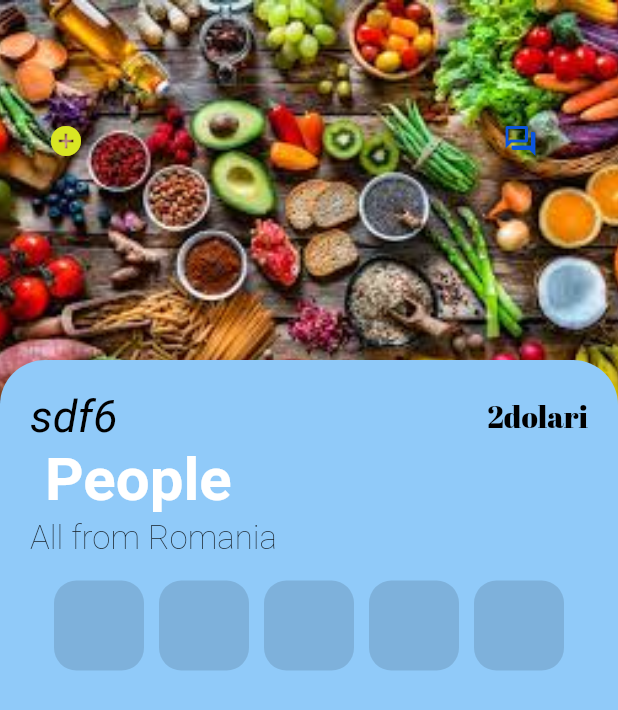
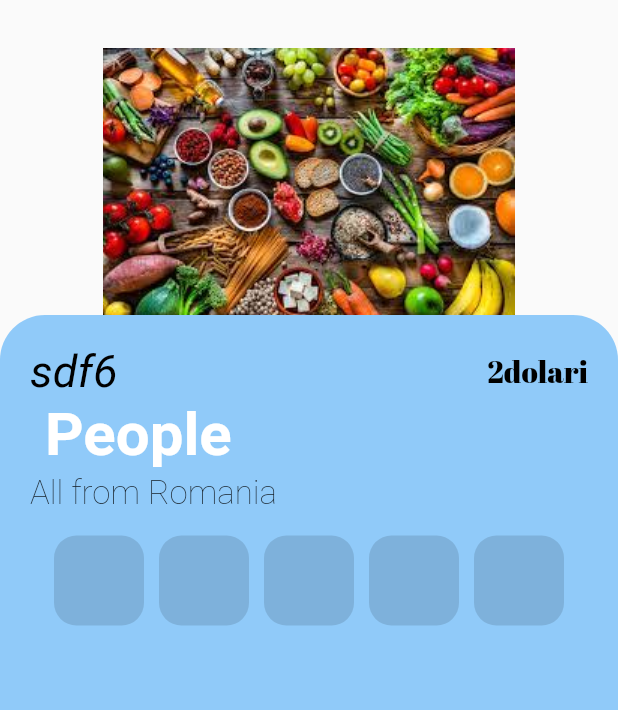
Before and after one commit to mobileapp234/Atestat, a Flutter app: the ManuPage screen opened directly, on a phone screen of 412 x 824 dp. Shown: the top 710 px of the screen. Run offline on Flutter 3.47's test engine with Material 2 defaults, Android fonts, the phone set to English and light mode, and no system bars; our stand-ins replace auto_size_text, curved_navigation_bar, firebase_core, google_fonts; accounts and stored records are empty; Roboto replaces fonts that are missing (Actor).

Commit message:
Menu widget+carusel

```diff
--- a/lib/Globals_Variables.dart
+++ b/lib/Globals_Variables.dart
@@ -1,3 +1,6 @@
 library Categorie;
 
-int categorie = 0;
+import 'package:flutter/foundation.dart';
+
+final ValueNotifier<int> categorie = ValueNotifier<int>(0);
+//int categorie = 0;
--- a/lib/MainPages/main_page.dart
+++ b/lib/MainPages/main_page.dart
@@ -33,8 +33,7 @@ class _MainPageState extends State<MainPage> {
       bottomNavigationBar: CurvedNavigationBar(
         height: 60,
         onTap: apasare,
-        backgroundColor:
-            curentIndex == 1 ? Colors.lightBlue.shade200 : Colors.white,
+        backgroundColor: curentIndex == 1 ? Colors.transparent : Colors.white,
         color: curentIndex == 0
             ? Colors.orange.shade400
             : curentIndex == 1
--- a/lib/MainPages/menu_page.dart
+++ b/lib/MainPages/menu_page.dart
@@ -1,5 +1,6 @@
 import 'package:flutter/material.dart';
 import 'package:google_fonts/google_fonts.dart';
+import 'package:mobile_app/Widgets/home_slider.dart';
 
 class ManuPage extends StatefulWidget {
   const ManuPage({super.key});
@@ -10,46 +11,59 @@ class ManuPage extends StatefulWidget {
 
 class ManuPageState extends State<ManuPage> {
   @override
+  final PageController _pageController = PageController();
   Widget build(BuildContext context) {
     return Scaffold(
-      body: SizedBox(
-          width: double.maxFinite,
-          height: double.maxFinite,
-          child: Stack(children: [
+      body: ListView(children: [
+        Column(
+          children: [
+            Stack(children: [
               Positioned(
                   child: Container(
-                  width: double.maxFinite,
-                  height: 300,
-                  decoration: const BoxDecoration(
-                      image: DecorationImage(
-                          image: AssetImage("assets/images/download.jpg"),
-                          fit: BoxFit.cover))),
-            ),
-            Positioned(
-                left: 20,
-                top: 70,
-                child: Row(
-                  children: [
-                    IconButton(
-                      onPressed: () {},
-                      icon: const Icon(Icons.add_circle),
-                      color: const Color.fromARGB(255, 217, 230, 35),
-                    ),
-
-                    //  Expanded(child: Container()),
-                    const SizedBox(width: 255),
-                    IconButton(
-                        onPressed: () {},
-                        color: const Color.fromARGB(255, 12, 85, 222),
-                        icon: const Icon(Icons.question_answer_outlined)),
-                  ],
+                width: MediaQuery.of(context).size.width * 1,
+                height: MediaQuery.of(context).size.height * 1.5,
               )),
               Positioned(
-                top: 240,
+                  child: Container(
+                width: MediaQuery.of(context).size.width * 1,
+                height: MediaQuery.of(context).size.height * 0.3,
+                child: PageView(
+                  controller: _pageController,
+                  scrollDirection: Axis.horizontal,
+                  children: [
+                    Container(
+                      width: MediaQuery.of(context).size.width * 1,
+                      height: MediaQuery.of(context).size.height * 0.6,
+                      decoration: BoxDecoration(
+                          image: DecorationImage(
+                              image: AssetImage("assets/images/download.jpg"))),
+                    ),
+                    Container(
+                      width: MediaQuery.of(context).size.width * 0.8,
+                      height: MediaQuery.of(context).size.height * 0.6,
+                      decoration: BoxDecoration(
+                          image: DecorationImage(
+                              image: AssetImage(
+                                  "assets/images/Catalog-Kaufland-6-mai-12-mai-2020.jpg"))),
+                    ),
+                    Container(
+                      width: MediaQuery.of(context).size.width * 0.8,
+                      height: MediaQuery.of(context).size.height * 0.6,
+                      decoration: BoxDecoration(
+                          image: DecorationImage(
+                              image: AssetImage(
+                                  "assets/images/tomatosoup_13560_16x9.jpg"),
+                              fit: BoxFit.fill)),
+                    )
+                  ],
+                ),
+              )),
+              Positioned(
+                  top: 210,
                   child: Container(
                       padding:
                           const EdgeInsets.only(left: 20, right: 20, top: 20),
-                    height: 600,
+                      height: MediaQuery.of(context).size.height * 2,
                       width: MediaQuery.of(context).size.width,
                       decoration: BoxDecoration(
                           color: Colors.blue[200],
@@ -57,10 +71,13 @@ class ManuPageState extends State<ManuPage> {
                             topLeft: Radius.circular(30),
                             topRight: Radius.circular(30),
                           )),
+                      child: SingleChildScrollView(
+                        scrollDirection: Axis.vertical,
                         child: Column(
                           children: [
                             Row(
-                            mainAxisAlignment: MainAxisAlignment.spaceBetween,
+                                mainAxisAlignment:
+                                    MainAxisAlignment.spaceBetween,
                                 children: [
                                   Text("sdf6",
                                       style: GoogleFonts.actor(
@@ -89,7 +106,8 @@ class ManuPageState extends State<ManuPage> {
                               children: [
                                 Text("All from Romania",
                                     style: GoogleFonts.annieUseYourTelescope(
-                                    fontSize: 22, fontWeight: FontWeight.w100))
+                                        fontSize: 22,
+                                        fontWeight: FontWeight.w100))
                               ],
                             ),
                             const SizedBox(height: 10),
@@ -102,13 +120,18 @@ class ManuPageState extends State<ManuPage> {
                                       width: 60,
                                       decoration: BoxDecoration(
                                           color: Colors.black12,
-                                      borderRadius: BorderRadius.circular(15))),
+                                          borderRadius:
+                                              BorderRadius.circular(15))),
                                 );
                               }),
                             )
                           ],
+                        ),
                       ))),
-          ])),
+            ]),
+          ],
+        )
+      ]),
     );
   }
 }
```
Also changed, not shown: lib/MainPages/home_page.dart (+15 -32 lines), lib/Widgets/choose_food_type.dart (+5 -5 lines), lib/Widgets/menu.dart (+6 -6 lines). Lines whose indentation alone changed are shown as unchanged.
